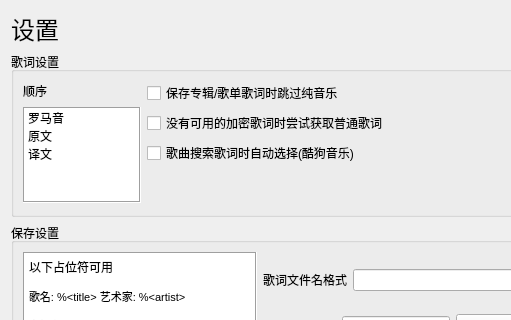
The window that ui/settings.ui (chenmozhijin/LDDC) describes before a commit, drawn with Qt 5; both pictures show x 0 to 511 and y 0 to 320 of the 1050 by 600 pixel window.
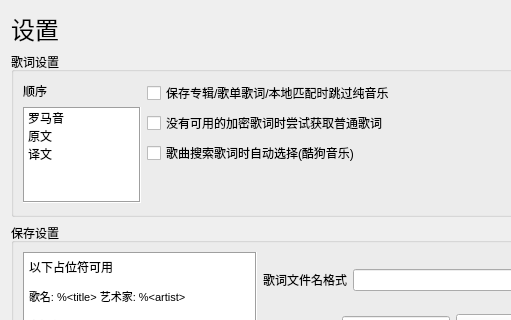
The same window after the commit. Custom widgets are drawn as their Qt base class.

Commit message: Fix sometimes failing to skip pure music

```diff
--- a/ui/settings.ui
+++ b/ui/settings.ui
@@ -140,7 +140,7 @@
             <item>
              <widget class="QCheckBox" name="skip_inst_lyrics_checkBox">
               <property name="text">
-               <string>保存专辑/歌单歌词时跳过纯音乐</string>
+               <string>保存专辑/歌单歌词/本地匹配时跳过纯音乐</string>
               </property>
              </widget>
             </item>
```
The commit also changes 2 other files.
